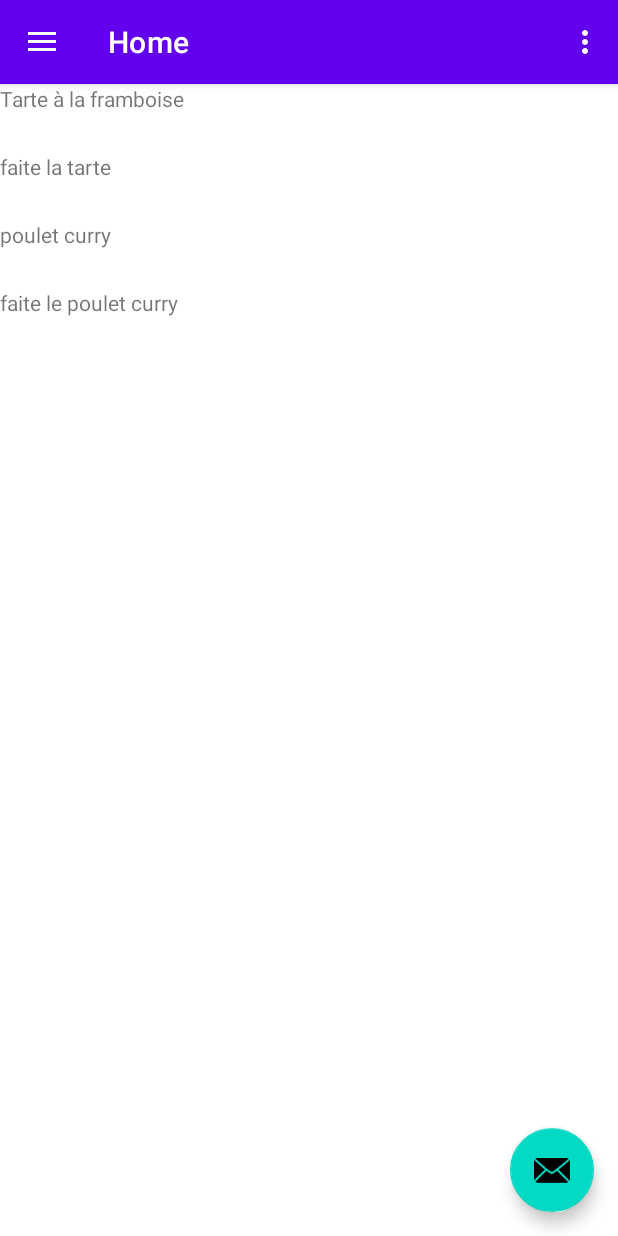
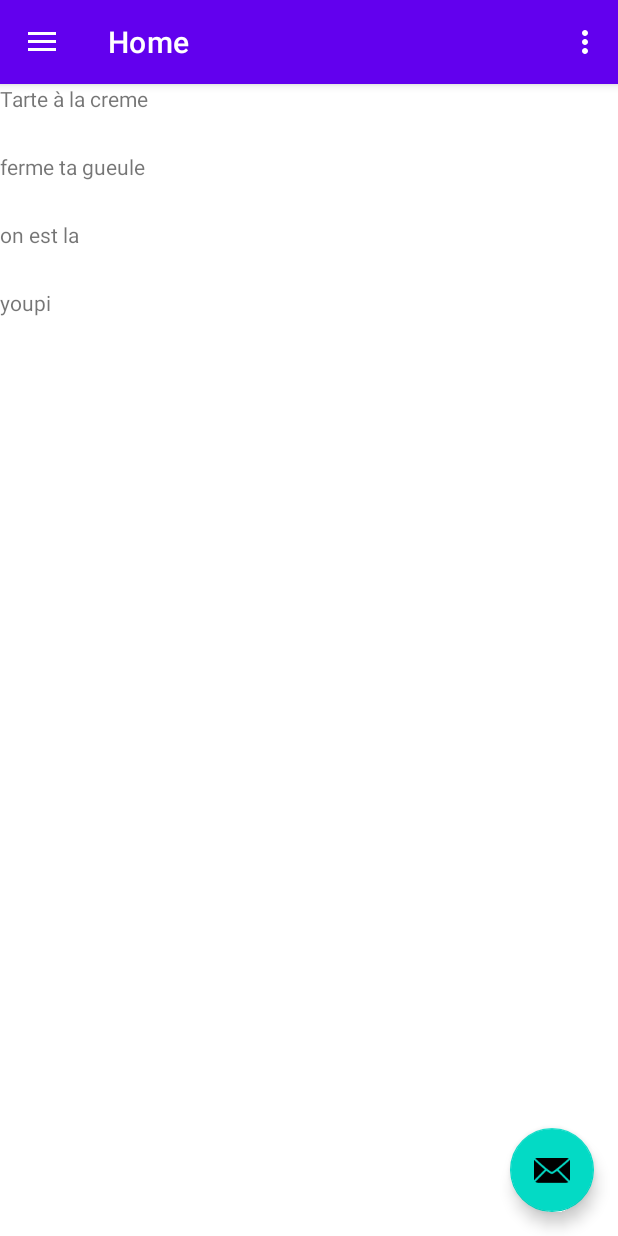
Before and after one commit to Nanok09/CentraleCookingClub, an Android app: the screen it shows after launch (MainActivity), on a phone screen of 412 x 824 dp. Run offline under Robolectric (Android 15) with nearby library versions, the light colour scheme and no system bars; our stand-ins replace navigation-ui.

Commit message:
recyclerView bullshit

```diff
--- a/app/src/main/java/com/example/centralecookingclub/ui/home/HomeFragment.kt
+++ b/app/src/main/java/com/example/centralecookingclub/ui/home/HomeFragment.kt
@@ -52,6 +52,8 @@ class HomeFragment : Fragment() {
             _recettes.clear()
             _recettes.addAll(recettes)
             recettesAdapter.notifyDataSetChanged()})
+        homeViewModel.recettes.value = mutableListOf(Recette("Tarte à la creme","ferme ta gueule"),
+            Recette("on est la","youpi"))
     }
 
     override fun onDestroyView() {
```
